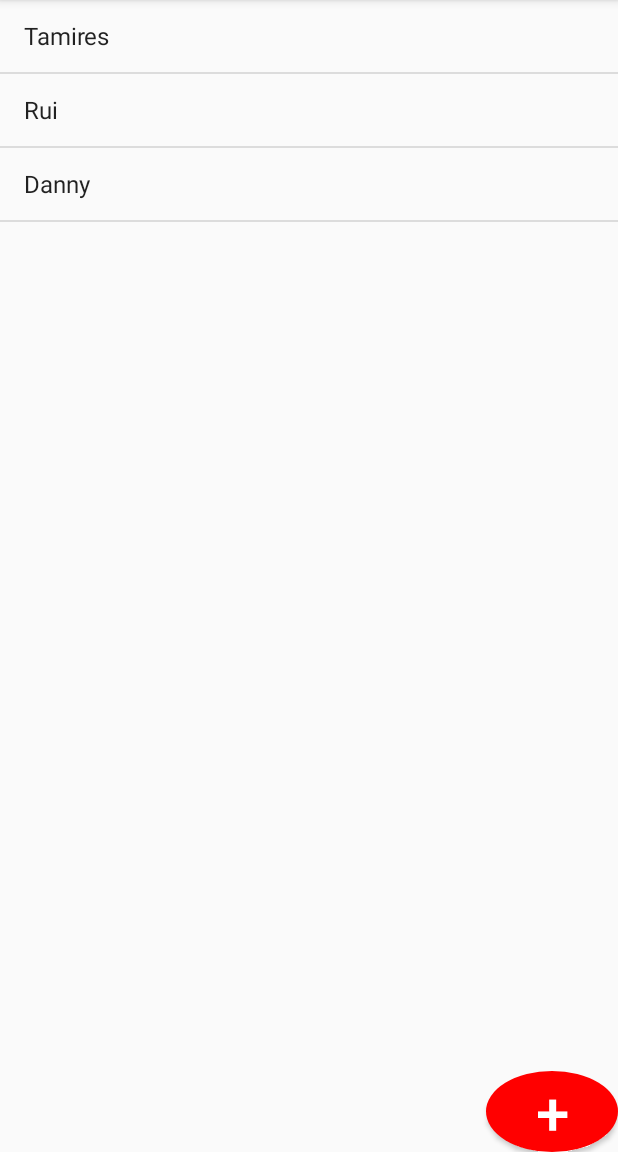
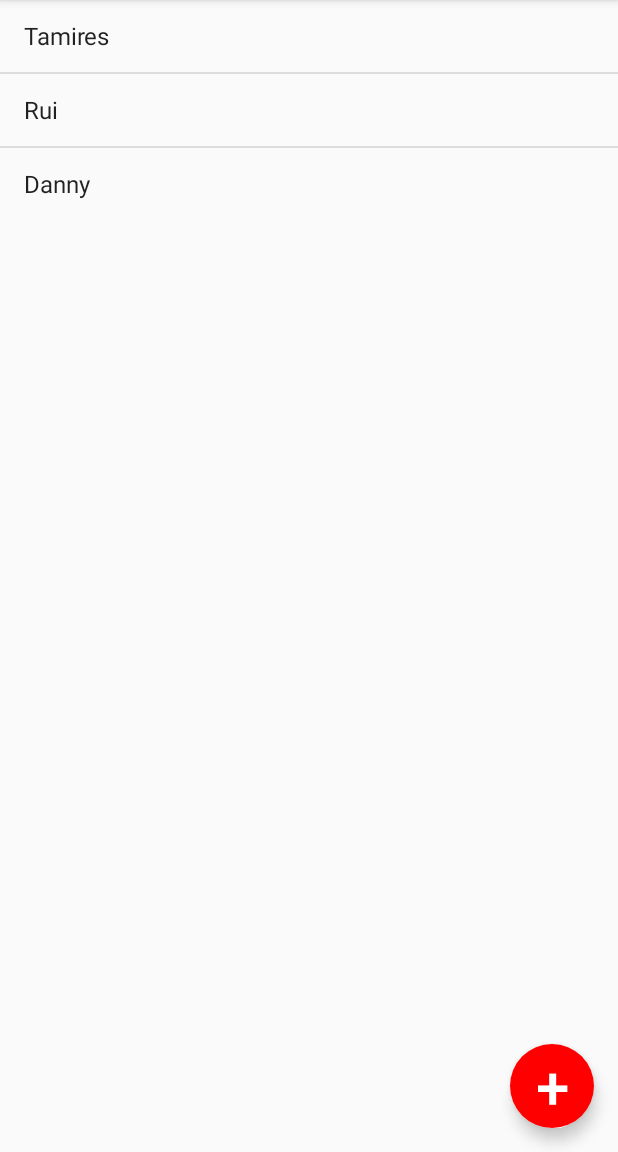
Before and after one commit to ruicosenza/agendaAndroid, an Android app: the screen it shows after launch (ListaAlunosActivity), on a phone screen of 412 x 824 dp, the part 84-1236 px from its top. Run offline under Robolectric (Android 15) with nearby library versions, the phone set to English and light mode, and no system bars.

Commit message:
Inclusão de menu e listagem ainda de valores fixos

```diff
--- a/app/src/main/java/br/com/alura/agenda/ListaAlunosActivity.java
+++ b/app/src/main/java/br/com/alura/agenda/ListaAlunosActivity.java
@@ -1,9 +1,11 @@
 package br.com.alura.agenda;
 
+import android.content.Intent;
 import android.support.v7.app.AppCompatActivity;
 import android.os.Bundle;
 import android.view.View;
 import android.widget.ArrayAdapter;
+import android.widget.Button;
 import android.widget.ListView;
 
 public class ListaAlunosActivity extends AppCompatActivity {
@@ -17,5 +19,14 @@ public class ListaAlunosActivity extends AppCompatActivity {
         ListView listaAlunos = (ListView) findViewById(R.id.lista_alunos);
         ArrayAdapter<String> adapter = new ArrayAdapter<>(this, android.R.layout.simple_list_item_1, alunos);
         listaAlunos.setAdapter(adapter);
+
+        Button novoAluno = (Button)findViewById(R.id.lista_botaoSalvar);
+        novoAluno.setOnClickListener(new View.OnClickListener() {
+            @Override
+            public void onClick(View view) {
+                Intent vaiProFormulario = new Intent(ListaAlunosActivity.this, FormularioActivity.class );
+                startActivity(vaiProFormulario);
+            }
+        });
     }
 }
--- a/app/src/main/res/layout/activity_lista_alunos.xml
+++ b/app/src/main/res/layout/activity_lista_alunos.xml
@@ -1,22 +1,26 @@
 <?xml version="1.0" encoding="utf-8"?>
 <RelativeLayout xmlns:android="http://schemas.android.com/apk/res/android"
     android:layout_width="match_parent"
-    android:layout_height="wrap_content"
+    android:layout_height="match_parent"
     android:orientation="vertical"
     android:textAlignment="center">
 
     <ListView
         android:id="@+id/lista_alunos"
         android:layout_width="match_parent"
-        android:layout_height="match_parent" />
+        android:layout_height="wrap_content" />
 
     <Button android:id="@+id/lista_botaoSalvar"
-        android:layout_width="wrap_content"
-        android:layout_height="wrap_content"
+        android:layout_width="56dp"
+        android:layout_height="56dp"
         android:text="+"
         android:textColor="#ffffff"
         android:textSize="40sp"
+        android:elevation="6dp"
         android:layout_alignParentBottom="true"
         android:layout_alignParentRight="true"
-        android:background="@drawable/fundo"/>
+        android:layout_marginBottom="16dp"
+        android:layout_marginRight="16dp"
+        android:background="@drawable/fundo"
+        android:stateListAnimator="@null"/>
 </RelativeLayout>
```
Also changed, not shown: app/src/main/java/br/com/alura/agenda/FormularioActivity.java (+27 -0 lines), app/src/main/res/menu/main_menu.xml (added, +8 -0 lines), app/src/main/res/menu/menu_formulario.xml (added, +9 -0 lines).
